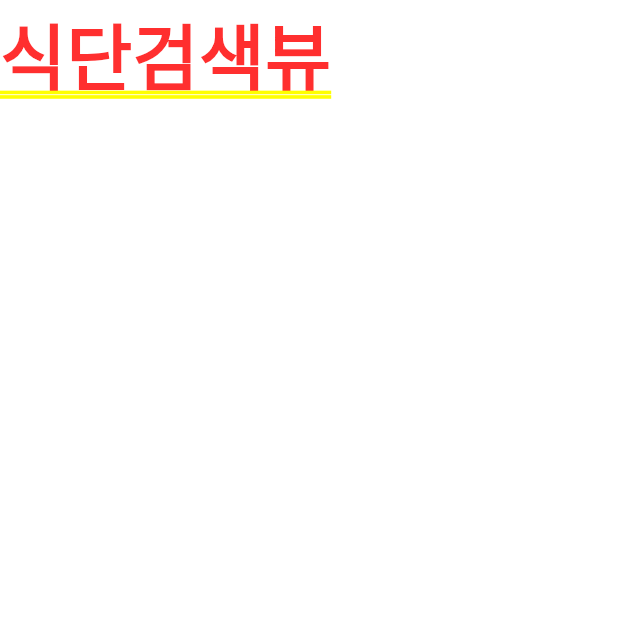
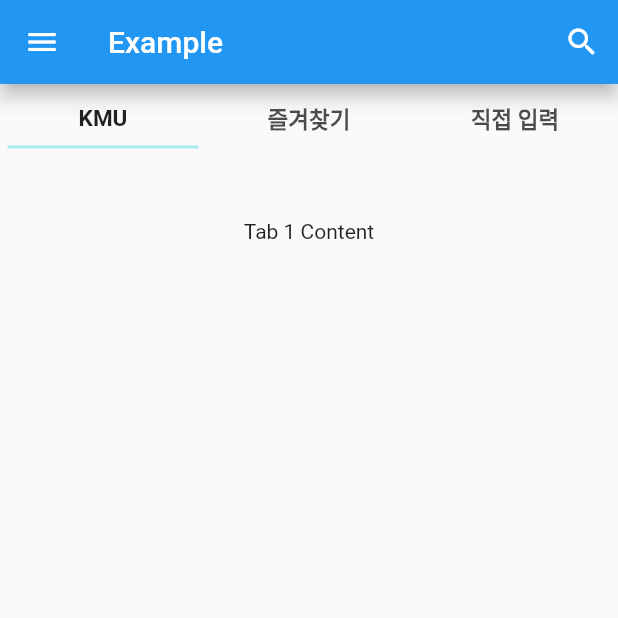
Before and after one commit to team-KooFit/koofit-front, a Flutter app: the screen it shows after launch, after a tap on "식단", on a phone screen of 412 x 824 dp, the top half of it. Run offline on Flutter 3.47's test engine with Material 2 defaults, Android fonts, the phone set to English and light mode, and no system bars; drawn by our look-alikes of easy_search_bar; our stand-ins replace flutter_screenutil, get.

Commit message:
ADD 식단추가 Screen

```diff
--- a/koofit/lib/diet/add_diet_screen.dart
+++ b/koofit/lib/diet/add_diet_screen.dart
@@ -1,5 +1,7 @@
 import 'package:flutter/material.dart';
+import 'package:koofit/diet/tab_menu.dart';
 import 'package:koofit/model/config/palette.dart';
+import 'package:easy_search_bar/easy_search_bar.dart';
 
 class AddDietScreen extends StatefulWidget {
 
@@ -8,21 +10,91 @@ class AddDietScreen extends StatefulWidget {
 }
 
 class _AddDietScreenState extends State<AddDietScreen> {
-
-
   @override
   void initState() {
     // TODO: implement initState
     super.initState();
 
   }
+  String searchValue = '';
+  final List<String> _suggestions = ['Afeganistan', 'Albania', 'Algeria', 'Australia', 'Brazil', 'German', 'Madagascar', 'Mozambique', 'Portugal', 'Zambia'];
 
   @override
   Widget build(BuildContext context) {
 
-    return       Text("식단검색뷰");
+    return MaterialApp(
+      home:  Scaffold(
+          appBar: EasySearchBar(
+              title: const Text('Example'),
+              onSearch: (value) => setState(() => searchValue = value),
+              suggestions: _suggestions
+          ),
+          drawer: Drawer(
+              child: ListView(
+                  padding: EdgeInsets.zero,
+                  children: [
+                    const DrawerHeader(
+                      decoration: BoxDecoration(
+                        color: Colors.blue,
+                      ),
+                      child: Text('Drawer Header'),
+                    ),
+                    ListTile(
+                        title: const Text('Item 1'),
+                        onTap: () => Navigator.pop(context)
+                    ),
+                    ListTile(
+                        title: const Text('Item 2'),
+                        onTap: () => Navigator.pop(context)
+                    )
+                  ]
+              )
+          ),
+          body: Center(
+              child:
+              TabMenu()
+
+          )
+      )
+
+      );
 
   }
 
+  Widget searchBar() {
+    return Scaffold(
+        appBar: EasySearchBar(
+            title: const Text('음식명으로 검색'),
+            backgroundColor: Colors.transparent,
+
+            onSearch: (value) => setState(() => searchValue = value),
+            suggestions: _suggestions
+        ),
+        drawer: Drawer(
+            child: ListView(
+                padding: EdgeInsets.zero,
+                children: [
+                  const DrawerHeader(
+                    decoration: BoxDecoration(
+                      color: Colors.blue,
+                    ),
+                    child: Text('Drawer Header'),
+                  ),
+                  ListTile(
+                      title: const Text('Item 1'),
+                      onTap: () => Navigator.pop(context)
+                  ),
+                  ListTile(
+                      title: const Text('Item 2'),
+                      onTap: () => Navigator.pop(context)
+                  )
+                ]
+            )
+        ),
+        body: Center(
+            child: Text('Value: $searchValue')
+        )
+    );
+  }
 
 }
--- /dev/null
+++ b/koofit/lib/diet/tab_menu.dart
@@ -0,0 +1,52 @@
+import 'package:flutter/material.dart';
+import 'package:koofit/model/config/palette.dart';
+
+class TabMenu extends StatefulWidget {
+  const TabMenu({Key? key}) : super(key: key);
+
+  @override
+  State<TabMenu> createState() => _TabMenuState();
+}
+
+class _TabMenuState extends State<TabMenu> {
+
+  @override
+  Widget build(BuildContext context) {
+    return  DefaultTabController(
+      length: 3, // Number of tabs
+      child: Column(
+        children: [
+          TabBar(
+            tabs: [
+              Tab(text: "KMU"),
+              Tab(text: '즐겨찾기'),
+              Tab(text: '직접 입력'),
+            ],
+            labelColor: Colors.black87,
+            labelStyle: TextStyle(
+              fontSize: 15,
+                fontWeight: FontWeight.bold),
+            dividerColor: Palette.mainSkyBlue,
+            indicatorColor: Palette.mainSkyBlue,
+            indicatorSize: TabBarIndicatorSize.tab,
+            indicatorPadding: EdgeInsets.all(5), // 인디케이터 패딩 설정 (원하는 크기로 조절)
+
+
+          ),
+      Container(
+      height: 100,
+      child: TabBarView(
+            children: [
+              // Content for Tab 1
+              Center(child: Text('Tab 1 Content')),
+              // Content for Tab 2
+              Center(child: Text('Tab 2 Content')),
+              // Content for Tab 3
+              Center(child: Text('Tab 3 Content')),
+            ],
+          ),
+
+      ),])
+    );
+  }
+}
--- a/koofit/pubspec.yaml
+++ b/koofit/pubspec.yaml
@@ -35,6 +35,7 @@ dependencies:
   # The following adds the Cupertino Icons font to your application.
   # Use with the CupertinoIcons class for iOS style icons.
   cupertino_icons: ^1.0.2
+  easy_search_bar: ^2.5.0
 
 dev_dependencies:
   flutter_test:
@@ -49,7 +50,6 @@ dev_dependencies:
   get: ^4.3.8
   flutter_screenutil: ^5.7.0
   intl: ^0.18.0
-
 # For information on the generic Dart part of this file, see the
 # following page: https://dart.dev/tools/pub/pubspec
 
```
Also changed, not shown: koofit/pubspec.lock, 4 other files.
